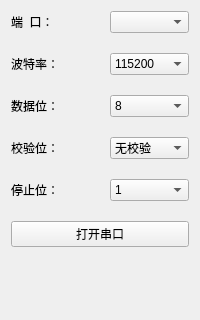
The window that 01.src/mserialwidget.ui (LHD0617/MSerialWidget) describes before a commit, drawn with Qt 5; both pictures show x 0 to 200 and y 0 to 320 of the 200 by 600 pixel window.
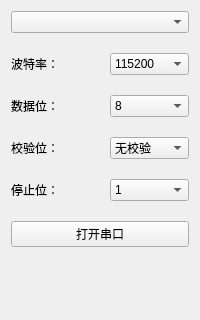
The same window after the commit.

Commit message: 完成开关串口相关功能

What changed in the file:
```diff
--- a/01.src/mserialwidget.ui
+++ b/01.src/mserialwidget.ui
@@ -35,13 +35,6 @@
    <property name="spacing">
     <number>20</number>
    </property>
-   <item row="0" column="0">
-    <widget class="QLabel" name="portLab">
-     <property name="text">
-      <string>端  口：</string>
-     </property>
-    </widget>
-   </item>
    <item row="1" column="0">
     <widget class="QLabel" name="baudLab">
      <property name="text">
@@ -75,9 +68,6 @@
      </item>
     </widget>
    </item>
-   <item row="0" column="1">
-    <widget class="QComboBox" name="portCobox"/>
-   </item>
    <item row="1" column="1">
     <widget class="QComboBox" name="baudCobox">
      <property name="currentIndex">
@@ -260,6 +250,9 @@
      </property>
     </spacer>
    </item>
+   <item row="0" column="0" colspan="2">
+    <widget class="QComboBox" name="portCobox"/>
+   </item>
   </layout>
  </widget>
  <resources/>
```
The commit also changes 2 other files.
